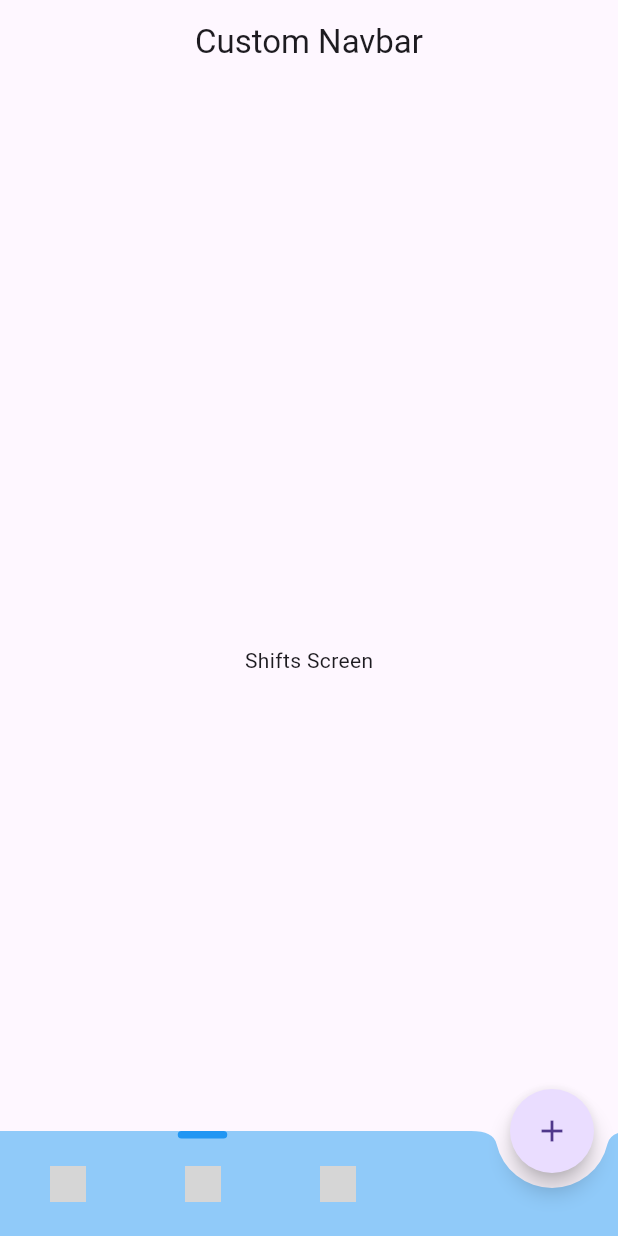
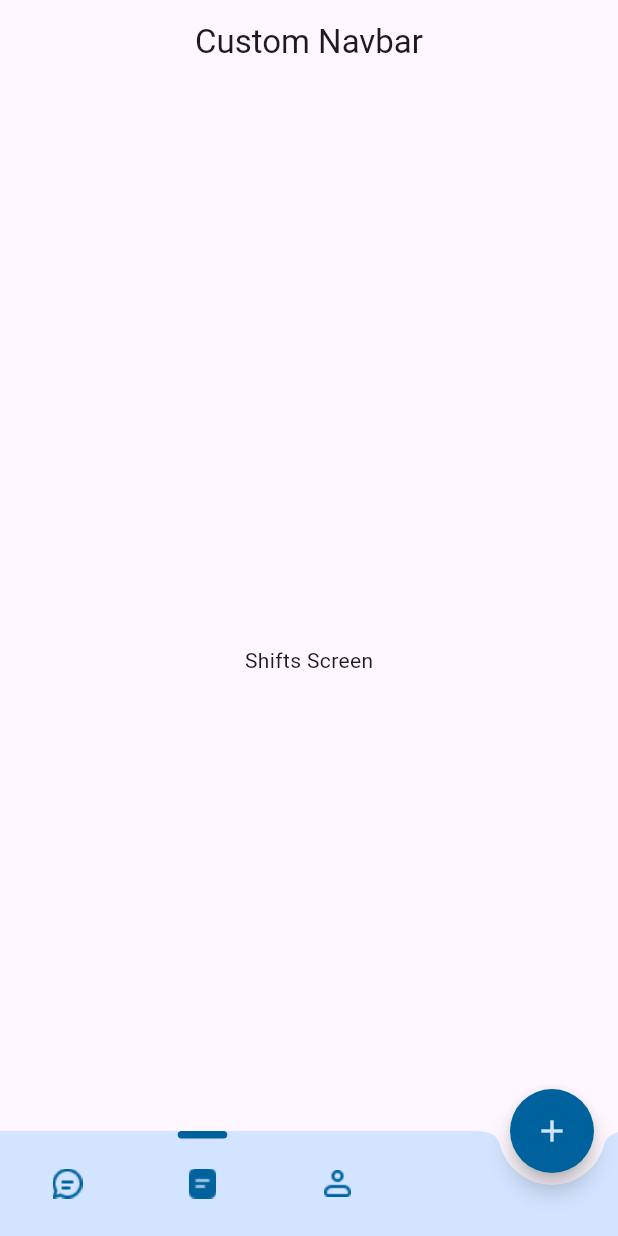
Before and after one commit to HAMZA-CH420/Shifts-Management, a Flutter app: the screen it shows after launch, item 2 of the bottom bar chosen, on a phone screen of 412 x 824 dp. Run offline on Flutter 3.47's test engine with Material 3 defaults, Android fonts, the phone set to English and light mode, and no system bars; our stand-ins replace flutter_svg, font_awesome_flutter, iconsax, page_transition, persistent_bottom_nav_bar, smooth_page_indicator; missing offline and left inert: flexify; grey boxes are pictures that could not be loaded.

Commit message:
Forth Commit

```diff
--- a/lib/UiHelpers/theme/Color_Palate.dart
+++ b/lib/UiHelpers/theme/Color_Palate.dart
@@ -1,7 +1,9 @@
 import 'package:flutter/material.dart';
-class Palate{
+
+class Palate {
   static const primaryColor = Color(0XFF00629D);
   static const labelColor = Color(0XFF00629D);
   static const TextFieldTextColor = Color(0XFF526070);
   static const PrimaryTextColor = Color(0Xff1A1C1E);
+  static const navBarColor = Color(0XFFD2E4FF);
 }
--- a/lib/features/Bottom NavBar/Bottom_navBar.dart
+++ b/lib/features/Bottom NavBar/Bottom_navBar.dart
@@ -1,4 +1,5 @@
 import 'package:flutter/material.dart';
+import 'package:shifts_management/UiHelpers/theme/Color_Palate.dart';
 import 'package:shifts_management/features/HomeScreen/Chat_HomePage.dart';
 import 'package:shifts_management/features/Profile_Screen/Profile_Screen.dart';
 import 'package:shifts_management/features/ShiftScreen/Shifts_Screen.dart';
@@ -14,24 +15,24 @@ class _BottomNavbarState extends State<BottomNavbar> {
   int _currentIndex = 0;
   final List<ImageIcon> _icons = <ImageIcon>[
     const ImageIcon(
-      AssetImage("assets/active_chat.png"),
+      AssetImage("assets/icons/active_chat.png"),
     ),
     const ImageIcon(
-      AssetImage("assets/shift_active.png"),
+      AssetImage("assets/icons/shift_active.png"),
     ),
     const ImageIcon(
-      AssetImage("assets/profile_active.png"),
+      AssetImage("assets/icons/profile_active.png"),
     ),
   ];
   final List<ImageIcon> _selectedIcons = <ImageIcon>[
     const ImageIcon(
-      AssetImage("assets/inactive_chat.png"),
+      AssetImage("assets/icons/inactive_chat.png"),
     ),
     const ImageIcon(
-      AssetImage("assets/shift_inactive.png"),
+      AssetImage("assets/icons/shift_inactive.png"),
     ),
     const ImageIcon(
-      AssetImage("assets/profile_inactive.png"),
+      AssetImage("assets/icons/profile_inactive.png"),
     ),
   ];
   final List<Widget> _screens = [
@@ -47,8 +48,12 @@ class _BottomNavbarState extends State<BottomNavbar> {
         index: _currentIndex,
       ),
       floatingActionButton: FloatingActionButton(
+        backgroundColor: Palate.primaryColor,
         onPressed: () {},
-        child: Icon(Icons.add),
+        child: Icon(
+          Icons.add,
+          color: Palate.navBarColor,
+        ),
         shape: const CircleBorder(),
       ),
       appBar: AppBar(
@@ -64,9 +69,9 @@ class _BottomNavbarState extends State<BottomNavbar> {
       padding: EdgeInsets.all(0),
       shadowColor: Colors.transparent,
       height: 70,
-      color: Colors.blue.shade200,
+      color: Palate.navBarColor,
       shape: const CircularNotchedRectangle(),
-      notchMargin: 10.0,
+      notchMargin: 8.0,
       child: Row(
         mainAxisAlignment: MainAxisAlignment.start,
         children: _bottomIcons(),
@@ -83,7 +88,8 @@ class _BottomNavbarState extends State<BottomNavbar> {
           Container(
             decoration: BoxDecoration(
               borderRadius: BorderRadius.circular(5),
-              color: _currentIndex == i ? Colors.blue : Colors.transparent,
+              color:
+                  _currentIndex == i ? Palate.primaryColor : Colors.transparent,
             ),
             height: 5,
             width: 33,
@@ -92,7 +98,7 @@ class _BottomNavbarState extends State<BottomNavbar> {
             height: 60,
             width: 90,
             child: IconButton(
-                color: Colors.blue,
+                color: Palate.primaryColor,
                 onPressed: () {
                   setState(() {
                     _currentIndex = i;
```
